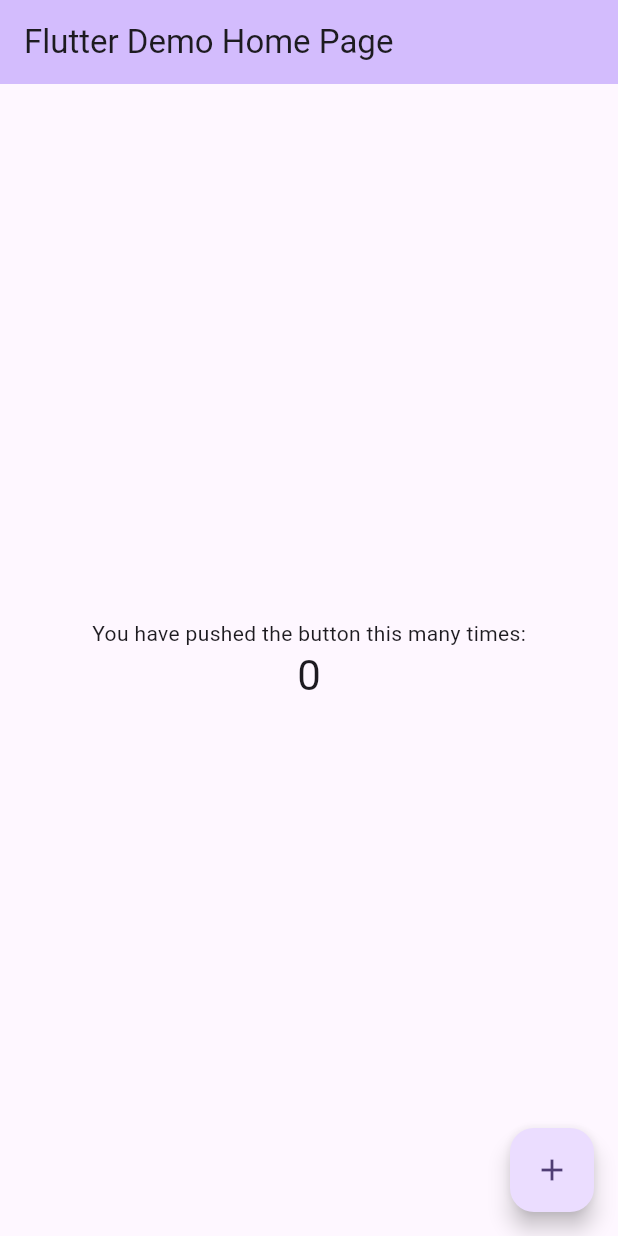
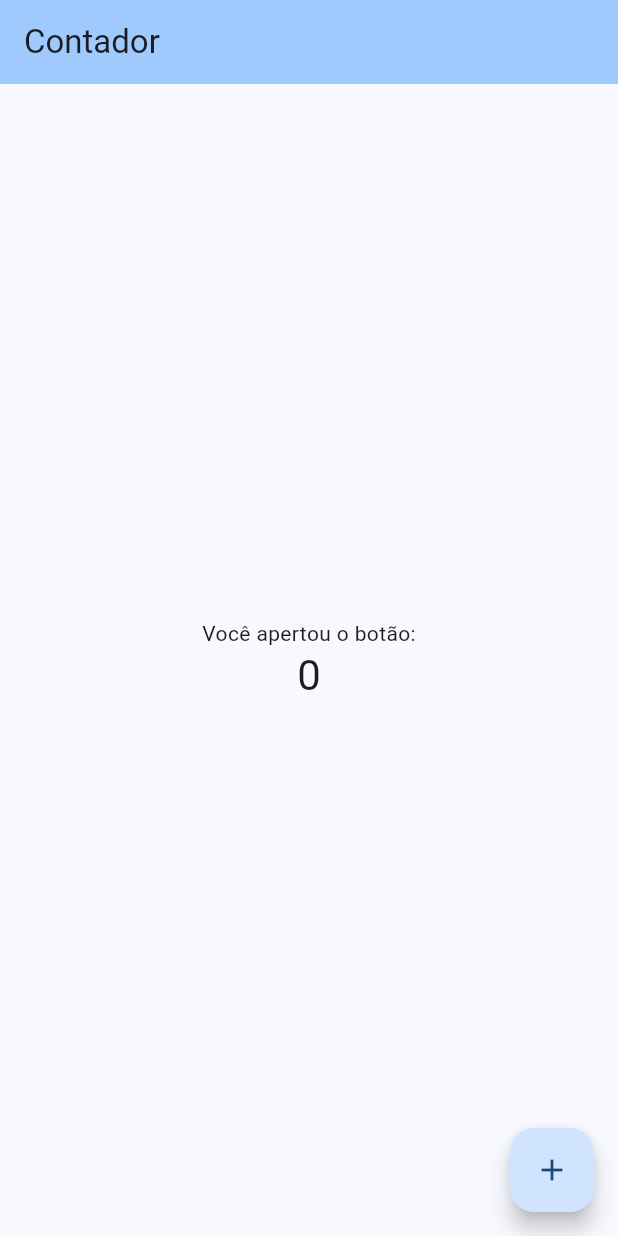
Before and after one commit to thetwelvedev/desenvolvimento-de-apps, a Flutter app: the screen it shows after launch, on a phone screen of 412 x 824 dp. Run offline on Flutter 3.47's test engine with Material 3 defaults, Android fonts, the phone set to English and light mode, and no system bars.

Commit message:
Criação do app simples que é um contador

```diff
--- a/contador_flutter/lib/main.dart
+++ b/contador_flutter/lib/main.dart
@@ -11,7 +11,7 @@ class MyApp extends StatelessWidget {
   @override
   Widget build(BuildContext context) {
     return MaterialApp(
-      title: 'Flutter Demo',
+      title: 'Contador',
       theme: ThemeData(
         // This is the theme of your application.
         //
@@ -28,10 +28,10 @@ class MyApp extends StatelessWidget {
         //
         // This works for code too, not just values: Most code changes can be
         // tested with just a hot reload.
-        colorScheme: ColorScheme.fromSeed(seedColor: Colors.deepPurple),
+        colorScheme: ColorScheme.fromSeed(seedColor: Colors.blue),
         useMaterial3: true,
       ),
-      home: const MyHomePage(title: 'Flutter Demo Home Page'),
+      home: const MyHomePage(title: 'Contador'),
     );
   }
 }
@@ -106,7 +106,7 @@ class _MyHomePageState extends State<MyHomePage> {
           mainAxisAlignment: MainAxisAlignment.center,
           children: <Widget>[
             const Text(
-              'You have pushed the button this many times:',
+              'Você apertou o botão:',
             ),
             Text(
               '$_counter',
```
